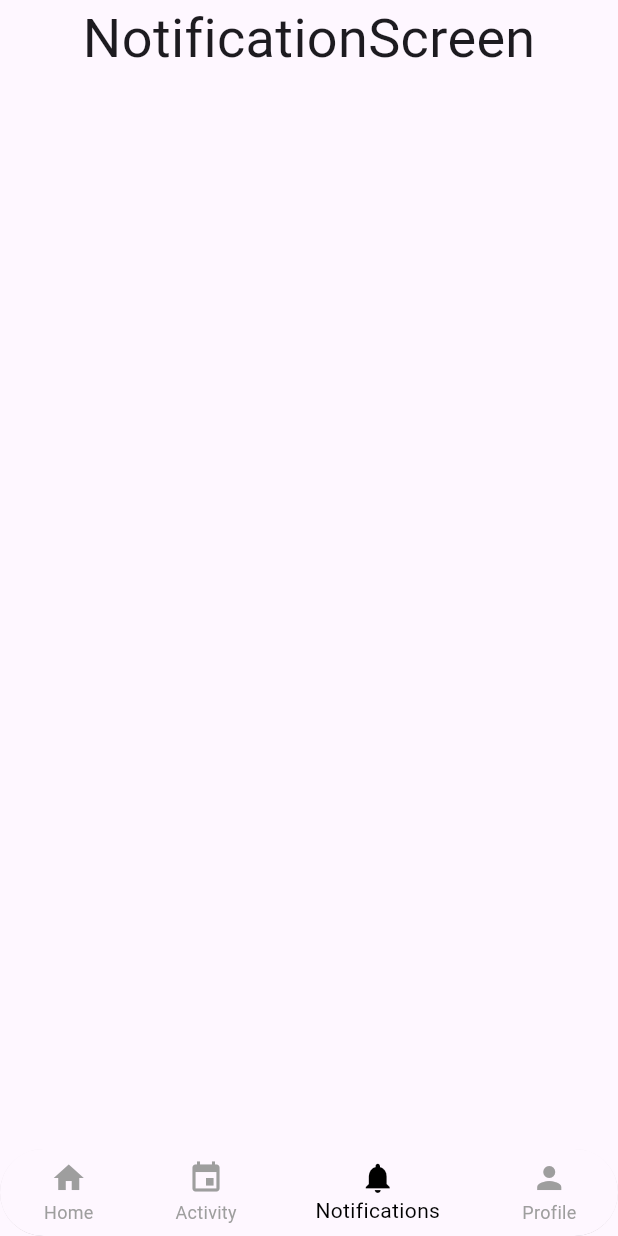
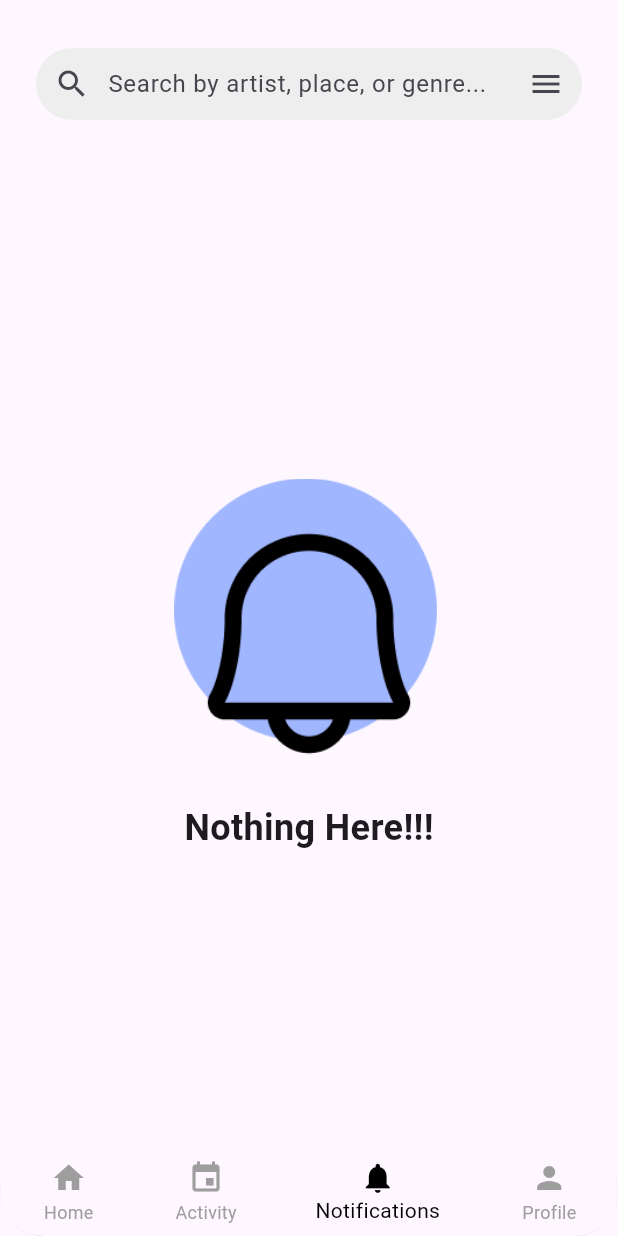
Before and after one commit to alifrizqullahmaruf/PijarApp, a Flutter app: the screen it shows after launch, item 3 of the bottom bar chosen, on a phone screen of 412 x 824 dp. Run offline on Flutter 3.47's test engine with Material 3 defaults, Android fonts, the light colour scheme and no system bars.

Commit message:
Add some content in notification screen

```diff
--- a/lib/pages/content/notification_screen.dart
+++ b/lib/pages/content/notification_screen.dart
@@ -1,4 +1,6 @@
 import 'package:flutter/material.dart';
+import 'package:flutter/widgets.dart';
+import 'package:pijar_app/widgets/search_bar.dart';
 
 class NotificationScreen extends StatelessWidget {
   const NotificationScreen({super.key});
@@ -7,15 +9,36 @@ class NotificationScreen extends StatelessWidget {
   Widget build(BuildContext context) {
     return Scaffold(
       body: SafeArea(
-          child: Column(
-        children: [
-          Center(
-            child: Text(
-              "NotificationScreen",
-              style: TextStyle(fontSize: 36),
+          child: Padding(
+        padding: const EdgeInsets.all(24.0),
+        child: Column(
+          children: [
+            SearchBarWidgets(),
+            Expanded(
+              child: Center(
+                child: Column(
+                  mainAxisAlignment: MainAxisAlignment
+                      .center, // Menyelaraskan di tengah sumbu utama
+                  crossAxisAlignment: CrossAxisAlignment
+                      .center, // Menyelaraskan di tengah sumbu silang
+                  children: [
+                    Image.asset(
+                      "lib/assets/notification.png",
+                      height: 200,
+                    ),
+                    SizedBox(
+                        height: 16), // Menambahkan jarak antara gambar dan teks
+                    Text(
+                      "Nothing Here!!!",
+                      style:
+                          TextStyle(fontWeight: FontWeight.w600, fontSize: 24),
+                    ),
+                  ],
+                ),
+              ),
             ),
-          )
-        ],
+          ],
+        ),
       )),
     );
   }
--- a/pubspec.yaml
+++ b/pubspec.yaml
@@ -71,6 +71,7 @@ flutter:
     - lib/assets/image2.png
     - lib/assets/image3.png
     - lib/assets/image4.png
+    - lib/assets/notification.png
   #   - images/a_dot_ham.jpeg
 
   # An image asset can refer to one or more resolution-specific "variants", see
```
Also changed, not shown: lib/assets/notification.png (added).
